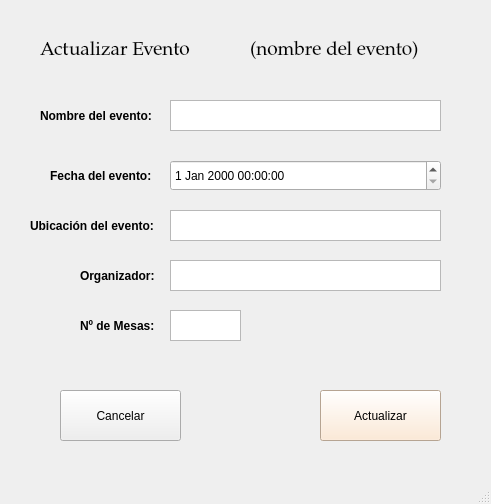
Before: the Qt Designer form src/ui/ActualizarEvento.ui in IvanJesusCorbalanPascual/Gestor-de-Eventos, drawn with Qt 5.
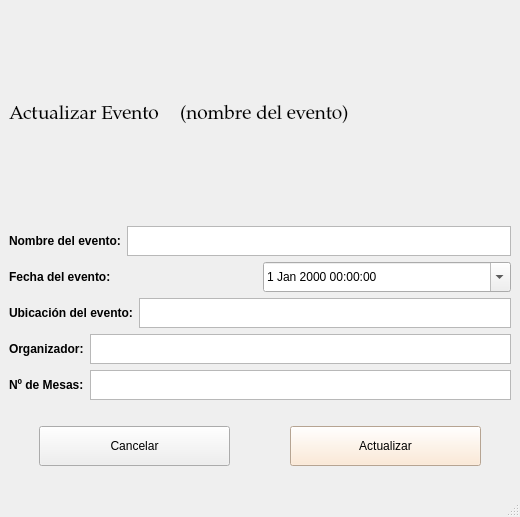
After: the same form once the commit is applied.

```diff
--- a/src/ui/ActualizarEvento.ui
+++ b/src/ui/ActualizarEvento.ui
@@ -6,22 +6,54 @@
    <rect>
     <x>0</x>
     <y>0</y>
-    <width>491</width>
-    <height>504</height>
+    <width>520</width>
+    <height>517</height>
    </rect>
   </property>
   <property name="windowTitle">
    <string>MainWindow</string>
   </property>
   <widget class="QWidget" name="centralwidget">
-   <widget class="QLabel" name="label_10">
-    <property name="geometry">
-     <rect>
-      <x>40</x>
-      <y>100</y>
-      <width>131</width>
-      <height>31</height>
-     </rect>
+   <layout class="QVBoxLayout" name="verticalLayout">
+    <item>
+     <layout class="QHBoxLayout" name="horizontalLayout" stretch="1,2">
+      <item>
+       <widget class="QLabel" name="ActualizarEvento">
+        <property name="font">
+         <font>
+          <family>Palatino Linotype</family>
+          <pointsize>14</pointsize>
+         </font>
+        </property>
+        <property name="text">
+         <string>Actualizar Evento</string>
+        </property>
+       </widget>
+      </item>
+      <item>
+       <widget class="QLabel" name="lblNombreEvento">
+        <property name="font">
+         <font>
+          <family>Palatino Linotype</family>
+          <pointsize>14</pointsize>
+         </font>
+        </property>
+        <property name="text">
+         <string>(nombre del evento)</string>
+        </property>
+       </widget>
+      </item>
+     </layout>
+    </item>
+    <item>
+     <layout class="QHBoxLayout" name="horizontalLayout_2">
+      <item>
+       <widget class="QLabel" name="Nombre">
+        <property name="maximumSize">
+         <size>
+          <width>16777215</width>
+          <height>30</height>
+         </size>
     </property>
     <property name="font">
      <font>
@@ -33,59 +65,31 @@
      <string>Nombre del evento:</string>
     </property>
    </widget>
-   <widget class="QLabel" name="label_6">
-    <property name="geometry">
-     <rect>
-      <x>80</x>
-      <y>260</y>
-      <width>91</width>
-      <height>31</height>
-     </rect>
-    </property>
-    <property name="font">
-     <font>
-      <weight>75</weight>
-      <bold>true</bold>
-     </font>
-    </property>
-    <property name="text">
-     <string>Organizador:</string>
-    </property>
-   </widget>
+      </item>
+      <item>
    <widget class="QTextEdit" name="txtNombreEventoActualizar">
-    <property name="geometry">
-     <rect>
-      <x>170</x>
-      <y>100</y>
-      <width>271</width>
-      <height>31</height>
-     </rect>
+        <property name="maximumSize">
+         <size>
+          <width>16777215</width>
+          <height>30</height>
+         </size>
     </property>
     <property name="placeholderText">
      <string/>
     </property>
    </widget>
-   <widget class="QTextEdit" name="txtOrganizadorActualizar">
-    <property name="geometry">
-     <rect>
-      <x>170</x>
-      <y>260</y>
-      <width>271</width>
-      <height>31</height>
-     </rect>
-    </property>
-    <property name="placeholderText">
-     <string/>
-    </property>
-   </widget>
-   <widget class="QLabel" name="label_7">
-    <property name="geometry">
-     <rect>
-      <x>50</x>
-      <y>160</y>
-      <width>121</width>
-      <height>31</height>
-     </rect>
+      </item>
+     </layout>
+    </item>
+    <item>
+     <layout class="QHBoxLayout" name="horizontalLayout_3">
+      <item>
+       <widget class="QLabel" name="Fecha">
+        <property name="maximumSize">
+         <size>
+          <width>16777215</width>
+          <height>30</height>
+         </size>
     </property>
     <property name="font">
      <font>
@@ -97,43 +101,31 @@
      <string>Fecha del evento:</string>
     </property>
    </widget>
+      </item>
+      <item>
    <widget class="QDateTimeEdit" name="dateTimeEventoActualizar">
-    <property name="geometry">
-     <rect>
-      <x>170</x>
-      <y>160</y>
-      <width>271</width>
-      <height>31</height>
-     </rect>
-    </property>
-   </widget>
-   <widget class="QLabel" name="label_8">
-    <property name="geometry">
-     <rect>
-      <x>80</x>
-      <y>310</y>
-      <width>91</width>
-      <height>31</height>
-     </rect>
-    </property>
-    <property name="font">
-     <font>
-      <weight>75</weight>
-      <bold>true</bold>
-     </font>
-    </property>
-    <property name="text">
-     <string>Nº de Mesas:</string>
-    </property>
-   </widget>
-   <widget class="QLabel" name="label_9">
-    <property name="geometry">
-     <rect>
-      <x>30</x>
-      <y>210</y>
-      <width>141</width>
-      <height>31</height>
-     </rect>
+        <property name="maximumSize">
+         <size>
+          <width>16777215</width>
+          <height>30</height>
+         </size>
+        </property>
+        <property name="calendarPopup">
+         <bool>true</bool>
+        </property>
+       </widget>
+      </item>
+     </layout>
+    </item>
+    <item>
+     <layout class="QHBoxLayout" name="horizontalLayout_4">
+      <item>
+       <widget class="QLabel" name="Ubicacion">
+        <property name="maximumSize">
+         <size>
+          <width>16777215</width>
+          <height>30</height>
+         </size>
     </property>
     <property name="font">
      <font>
@@ -145,96 +137,121 @@
      <string>Ubicación del evento:</string>
     </property>
    </widget>
-   <widget class="QPushButton" name="btnActualizarEvento">
-    <property name="geometry">
-     <rect>
-      <x>320</x>
-      <y>390</y>
-      <width>121</width>
-      <height>51</height>
-     </rect>
-    </property>
-    <property name="styleSheet">
-     <string notr="true">QWidget {
-    background-color: rgb(255, 230, 204); /* Un naranja muy pálido o melocotón claro */
-}</string>
-    </property>
-    <property name="text">
-     <string>Actualizar</string>
-    </property>
-   </widget>
-   <widget class="QLabel" name="label_14">
-    <property name="geometry">
-     <rect>
-      <x>40</x>
-      <y>30</y>
-      <width>211</width>
-      <height>41</height>
-     </rect>
-    </property>
-    <property name="font">
-     <font>
-      <family>Palatino Linotype</family>
-      <pointsize>14</pointsize>
-     </font>
-    </property>
-    <property name="text">
-     <string>Actualizar Evento</string>
-    </property>
-   </widget>
+      </item>
+      <item>
    <widget class="QTextEdit" name="txtUbicacionEventoActualizar">
-    <property name="geometry">
-     <rect>
-      <x>170</x>
-      <y>210</y>
-      <width>271</width>
-      <height>31</height>
-     </rect>
+        <property name="maximumSize">
+         <size>
+          <width>16777215</width>
+          <height>30</height>
+         </size>
     </property>
     <property name="placeholderText">
      <string/>
     </property>
    </widget>
+      </item>
+     </layout>
+    </item>
+    <item>
+     <layout class="QHBoxLayout" name="horizontalLayout_5">
+      <item>
+       <widget class="QLabel" name="Organizador">
+        <property name="maximumSize">
+         <size>
+          <width>16777215</width>
+          <height>30</height>
+         </size>
+        </property>
+        <property name="font">
+         <font>
+          <weight>75</weight>
+          <bold>true</bold>
+         </font>
+        </property>
+        <property name="text">
+         <string>Organizador:</string>
+        </property>
+       </widget>
+      </item>
+      <item>
+       <widget class="QTextEdit" name="txtOrganizadorActualizar">
+        <property name="maximumSize">
+         <size>
+          <width>16777215</width>
+          <height>30</height>
+         </size>
+        </property>
+        <property name="placeholderText">
+         <string/>
+        </property>
+       </widget>
+      </item>
+     </layout>
+    </item>
+    <item>
+     <layout class="QHBoxLayout" name="horizontalLayout_6">
+      <item>
+       <widget class="QLabel" name="NumeroDeMesas">
+        <property name="maximumSize">
+         <size>
+          <width>16777215</width>
+          <height>30</height>
+         </size>
+        </property>
+        <property name="font">
+         <font>
+          <weight>75</weight>
+          <bold>true</bold>
+         </font>
+        </property>
+        <property name="text">
+         <string>Nº de Mesas:</string>
+        </property>
+       </widget>
+      </item>
+      <item>
    <widget class="QTextEdit" name="txtNumMesasActualizar">
-    <property name="geometry">
-     <rect>
-      <x>170</x>
-      <y>310</y>
-      <width>71</width>
-      <height>31</height>
-     </rect>
+        <property name="maximumSize">
+         <size>
+          <width>16777215</width>
+          <height>30</height>
+         </size>
     </property>
     <property name="placeholderText">
      <string/>
     </property>
    </widget>
-   <widget class="QLabel" name="label_15">
-    <property name="geometry">
-     <rect>
-      <x>250</x>
-      <y>30</y>
-      <width>231</width>
-      <height>41</height>
-     </rect>
-    </property>
-    <property name="font">
-     <font>
-      <family>Palatino Linotype</family>
-      <pointsize>14</pointsize>
-     </font>
-    </property>
-    <property name="text">
-     <string>(nombre del evento)</string>
-    </property>
-   </widget>
+      </item>
+     </layout>
+    </item>
+    <item>
+     <layout class="QHBoxLayout" name="horizontalLayout_7">
+      <property name="spacing">
+       <number>60</number>
+      </property>
+      <property name="leftMargin">
+       <number>30</number>
+      </property>
+      <property name="topMargin">
+       <number>20</number>
+      </property>
+      <property name="rightMargin">
+       <number>30</number>
+      </property>
+      <property name="bottomMargin">
+       <number>20</number>
+      </property>
+      <item>
    <widget class="QPushButton" name="btnCancelarActualizacion">
-    <property name="geometry">
-     <rect>
-      <x>60</x>
-      <y>390</y>
-      <width>121</width>
-      <height>51</height>
-     </rect>
+        <property name="minimumSize">
+         <size>
+          <width>0</width>
+          <height>40</height>
+         </size>
+        </property>
+        <property name="cursor">
+         <cursorShape>PointingHandCursor</cursorShape>
     </property>
     <property name="styleSheet">
      <string notr="true"/>
@@ -243,6 +260,31 @@
      <string>Cancelar</string>
     </property>
    </widget>
+      </item>
+      <item>
+       <widget class="QPushButton" name="btnActualizarEvento">
+        <property name="minimumSize">
+         <size>
+          <width>0</width>
+          <height>40</height>
+         </size>
+        </property>
+        <property name="cursor">
+         <cursorShape>PointingHandCursor</cursorShape>
+        </property>
+        <property name="styleSheet">
+         <string notr="true">QWidget {
+    background-color: rgb(255, 230, 204); /* Un naranja muy pálido o melocotón claro */
+}</string>
+        </property>
+        <property name="text">
+         <string>Actualizar</string>
+        </property>
+       </widget>
+      </item>
+     </layout>
+    </item>
+   </layout>
   </widget>
   <widget class="QMenuBar" name="menubar">
    <property name="geometry">
```
Left out of the diff: 2 changed lines with no effect on the pictures. Lines whose indentation alone changed are shown as unchanged.
